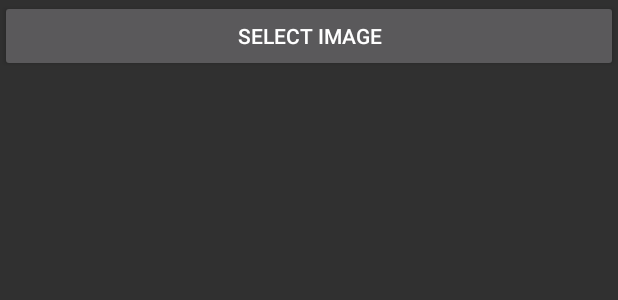
After one commit to rezarajan/Mojo, an Android app: the layout uploadimage.xml on its own in the app's theme, with its tools: preview values and no code run, on a phone screen of 412 x 824 dp. The commit adds this screen. Shown: the top 300 px of the screen. Run offline under Robolectric (Android 15) with nearby library versions, the phone set to English and light mode, and no system bars.

Commit message:
Added the functionality to upload images to firebase storage. This is to be used for user profile photos.

```diff
--- a/app/build.gradle
+++ b/app/build.gradle
@@ -32,6 +32,7 @@ dependencies {
     compile 'com.squareup.okhttp3:okhttp:3.8.0'
     compile 'com.google.firebase:firebase-auth:10.2.6'
     compile 'com.google.firebase:firebase-database:10.2.6'
+    compile 'com.google.firebase:firebase-storage:10.2.6'
     compile 'com.firebaseui:firebase-ui-database:1.2.0'
     testCompile 'junit:junit:4.12'
 }
--- a/app/src/main/AndroidManifest.xml
+++ b/app/src/main/AndroidManifest.xml
@@ -9,6 +9,7 @@
     -->
     <uses-permission android:name="android.permission.ACCESS_FINE_LOCATION" />
     <uses-permission android:name="android.permission.INTERNET" />
+    <uses-permission android:name="android.permission.READ_EXTERNAL_STORAGE" />
 
     <!-- To auto-complete the email text field in the login form with the user's emails -->
     <uses-permission android:name="android.permission.GET_ACCOUNTS" />
@@ -57,6 +58,7 @@
         <activity android:name=".Drinks_Menu" />
         <activity android:name=".Checkout" />
         <activity android:name=".editcheckout" />
+        <activity android:name=".uploadImage" />
         <activity android:name="database.CreateDatabase" />
         <activity
             android:name=".Restaurant_Menu"
--- a/app/src/main/java/bluefirelabs/mojo/MainHub.java
+++ b/app/src/main/java/bluefirelabs/mojo/MainHub.java
@@ -254,9 +254,11 @@ public class MainHub extends AppCompatActivity
             Intent intent = new Intent(this, Sign_In.class);
             startActivity(intent);
             finish();
-        } /* else if (id == R.id.nav_gallery) {
+        }  else if (id == R.id.nav_gallery) {
+            Intent intent = new Intent(this, uploadImage.class);
+            startActivity(intent);
 
-        } else if (id == R.id.nav_slideshow) {
+        } /* else if (id == R.id.nav_slideshow) {
 
         } else if (id == R.id.nav_manage) {
 
--- /dev/null
+++ b/app/src/main/res/layout/uploadimage.xml
@@ -0,0 +1,11 @@
+<?xml version="1.0" encoding="utf-8"?>
+<LinearLayout xmlns:android="http://schemas.android.com/apk/res/android"
+    android:orientation="vertical" android:layout_width="match_parent"
+    android:layout_height="match_parent">
+
+    <Button
+        android:id="@+id/uploadImage"
+        android:layout_width="match_parent"
+        android:layout_height="wrap_content"
+        android:text="Select image" />
+</LinearLayout>
--- a/app/src/main/res/menu/activity_main_hub_drawer.xml
+++ b/app/src/main/res/menu/activity_main_hub_drawer.xml
@@ -5,6 +5,9 @@
         <item
             android:id="@+id/nav_logout"
             android:title="Logout" />
+        <item
+            android:id="@+id/nav_gallery"
+            android:title="Upload" />
     </group>
 
     <item android:title="Communicate">
```
Also changed, not shown: app/src/main/java/bluefirelabs/mojo/uploadImage.java (added, +96 -0 lines).
